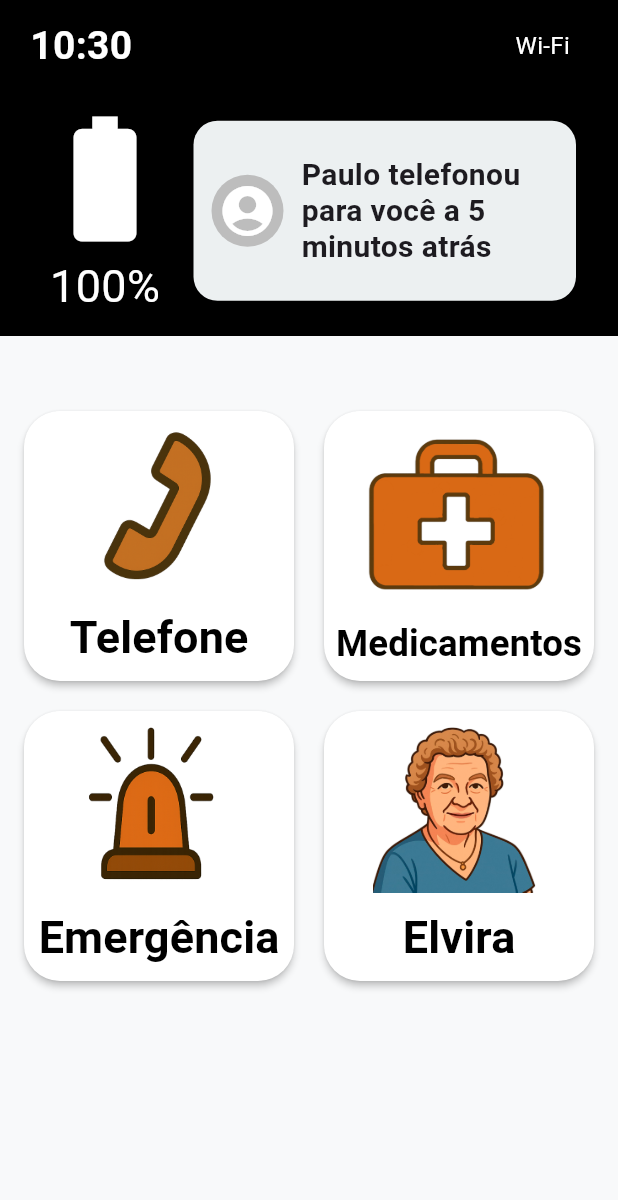
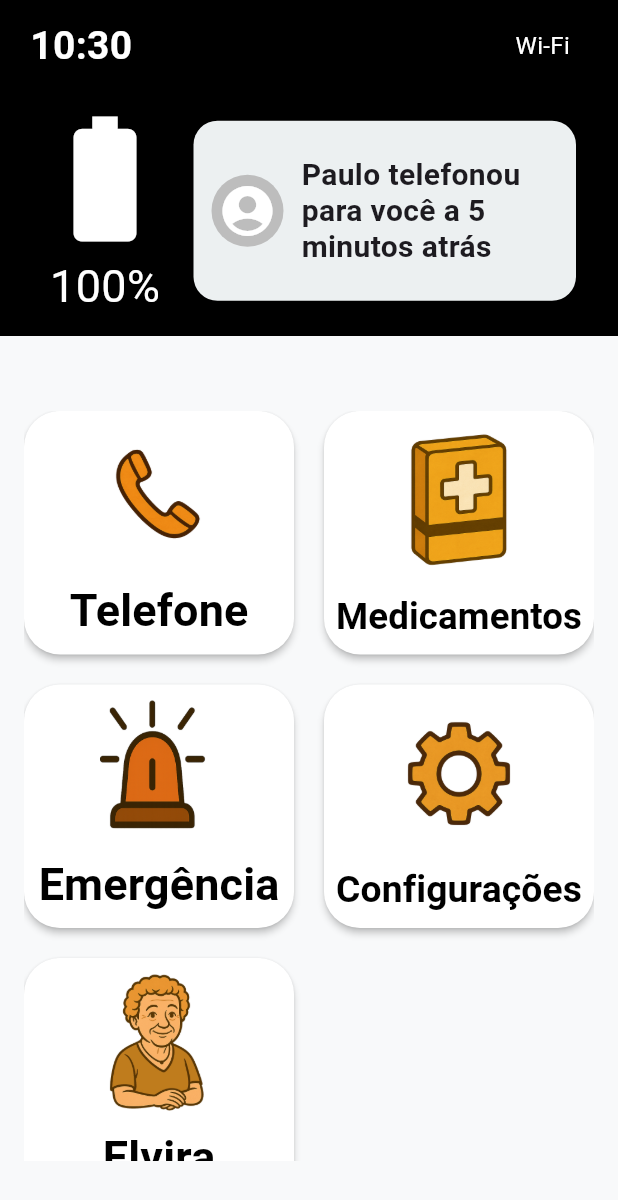
Before and after one commit to Pews-Cavern/Elvira, a Flutter app: the screen it shows after launch, after a tap on "Elvira", on a phone screen of 412 x 824 dp. Shown: the top 1200 px of the screen. Run offline on Flutter 3.47's test engine with Material 3 defaults, Android fonts, the phone set to English and light mode, and no system bars; our stand-ins replace battery_plus, connectivity_plus.

Commit message:
Refactor code structure for improved readability and maintainability

```diff
--- a/elvira/lib/src/ui/screens/main_screen.dart
+++ b/elvira/lib/src/ui/screens/main_screen.dart
@@ -15,40 +15,58 @@ class MainScreen extends StatelessWidget {
       body: SafeArea(
         child: Padding(
           padding: const EdgeInsets.fromLTRB(16, 50, 16, 50),
-          child: GridView.count(
+          child: LayoutBuilder(
+            builder: (context, constraints) {
+              final double gridWidth = constraints.maxWidth;
+              final double gridHeight = constraints.maxHeight;
+              final double itemHeight =
+                  (gridHeight - 40) / 3; // considerando espaçamento
+              final double itemWidth = (gridWidth - 40) / 2;
+
+              return GridView.count(
                 crossAxisCount: 2,
                 crossAxisSpacing: 20,
                 mainAxisSpacing: 20,
+                childAspectRatio: itemWidth / itemHeight,
                 children: [
                   HomeFeatureButton(
-                onPressed: () => print('clicou '),
+                    onPressed: () => print('clicou'),
                     icon: Image.asset(ElviraIcon.phone.path),
                     label: 'Telefone',
                     backgroundColor: Colors.white,
                     textColor: Colors.black,
                   ),
                   HomeFeatureButton(
-                onPressed: () => print('clicou '),
+                    onPressed: () => print('clicou'),
                     icon: Image.asset(ElviraIcon.medicine.path),
                     label: 'Medicamentos',
                     backgroundColor: Colors.white,
                     textColor: Colors.black,
                   ),
                   HomeFeatureButton(
-                onPressed: () => print('clicou '),
+                    onPressed: () => print('clicou'),
                     icon: Image.asset(ElviraIcon.emergency.path),
                     label: 'Emergência',
                     backgroundColor: Colors.white,
                     textColor: Colors.black,
                   ),
                   HomeFeatureButton(
-                onPressed: () => print('clicou '),
-                icon: Image.asset(ElviraImage.elviraPortrait.path),
+                    onPressed: () => print('clicou'),
+                    icon: Image.asset(ElviraIcon.cogwheel.path),
+                    label: 'Configurações',
+                    backgroundColor: Colors.white,
+                    textColor: Colors.black,
+                  ),
+                  HomeFeatureButton(
+                    onPressed: () => print('clicou'),
+                    icon: Image.asset(ElviraIcon.elviraGolden.path),
                     label: 'Elvira',
                     backgroundColor: Colors.white,
                     textColor: Colors.black,
                   ),
                 ],
+              );
+            },
           ),
         ),
       ),
--- a/elvira/lib/src/ui/theme/images/elvira_icon.dart
+++ b/elvira/lib/src/ui/theme/images/elvira_icon.dart
@@ -1,6 +1,15 @@
 // elvira_icon.dart
 
-enum ElviraIcon { elviraPaulo, elvira, nelson, cogwheel, medicine, emergency, phone}
+enum ElviraIcon {
+  elviraPaulo,
+  elvira,
+  nelson,
+  cogwheel,
+  medicine,
+  emergency,
+  phone,
+  elviraGolden,
+}
 
 extension ElviraIconPath on ElviraIcon {
   String get path {
@@ -19,6 +28,8 @@ extension ElviraIconPath on ElviraIcon {
         return 'assets/icons/emergency.png';
       case ElviraIcon.phone:
         return 'assets/icons/phone.png';
+      case ElviraIcon.elviraGolden:
+        return 'assets/icons/Elvira_Goldenrod.png';
     }
   }
 }
```
Also changed, not shown: elvira/assets/icons/Elvira_Goldenrod.png (added), elvira/assets/icons/cogwheel.png, elvira/assets/icons/medicine.png, elvira/assets/icons/phone.png. Lines whose indentation alone changed are shown as unchanged.
